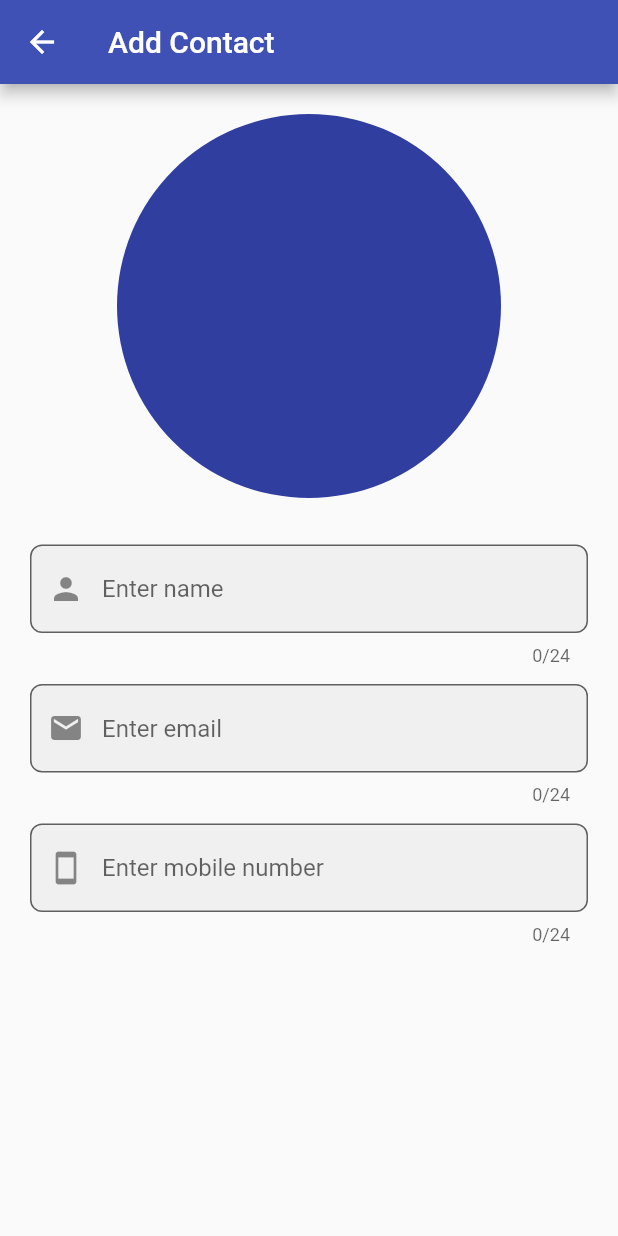
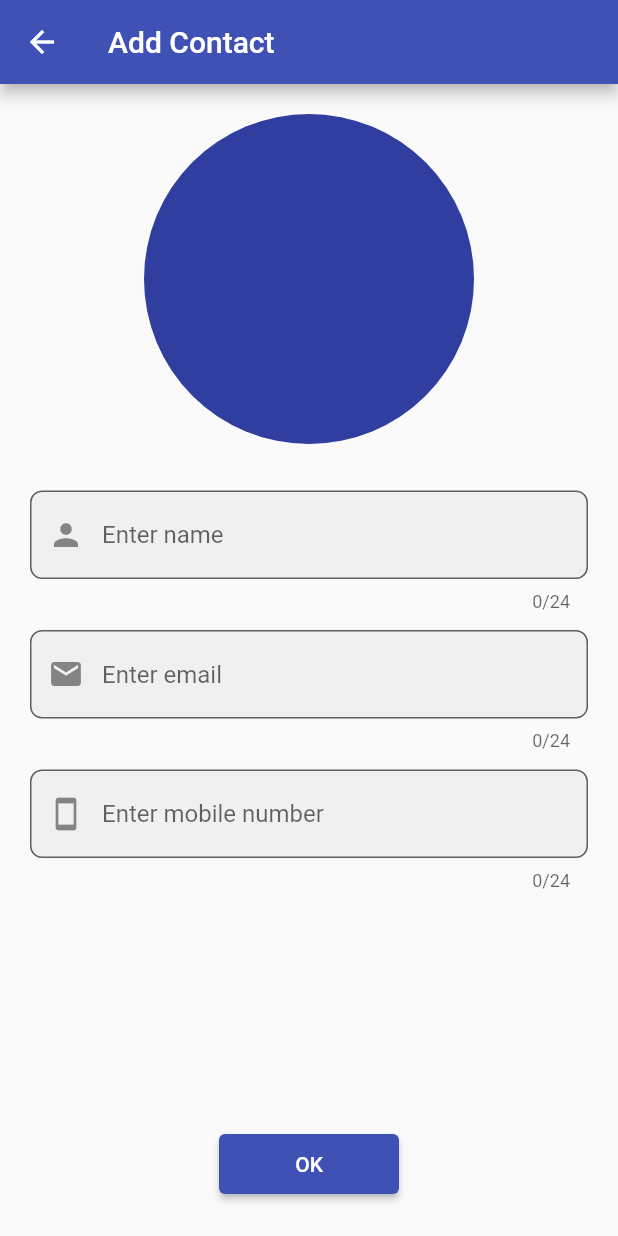
Before and after one commit to mr-cubes/contact-list, a Flutter app: the screen it shows after launch, after a tap on the "person add" icon, on a phone screen of 412 x 824 dp. Run offline on Flutter 3.47's test engine with Material 2 defaults, Android fonts, the phone set to English and light mode, and no system bars; our stand-ins replace file_picker.

Commit message:
add submit button

```diff
--- a/lib/add_page.dart
+++ b/lib/add_page.dart
@@ -44,7 +44,7 @@ class _AddPageState extends State<AddPage> {
                       child: Expanded(
                         child: CircleAvatar(
                             minRadius: 80,
-                            maxRadius: 128,
+                            maxRadius: 110,
                             foregroundImage: (avatarFile == null)
                                 ? null
                                 : FileImage(avatarFile!)),
@@ -94,6 +94,15 @@ class _AddPageState extends State<AddPage> {
                             borderSide: const BorderSide(width: 1),
                             borderRadius: BorderRadius.circular(8))),
                   ),
+                ),
+                const Spacer(),
+                Padding(
+                  padding: const EdgeInsets.symmetric(vertical: 8),
+                  child: SizedBox(
+                      height: 40,
+                      width: 120,
+                      child: ElevatedButton(
+                          onPressed: ok, child: const Text("OK"))),
                 )
               ]),
             ),
@@ -111,4 +120,9 @@ class _AddPageState extends State<AddPage> {
       avatarFile = File(platformFile.files.single.path!);
     });
   }
+
+  void ok() {
+    widget.onSubmit(Contact(ctrlName.text, ctrlEmail.text, ctrlMobileNo.text,
+        avatarFile == null ? null : Image.file(avatarFile!)));
+  }
 }
```
